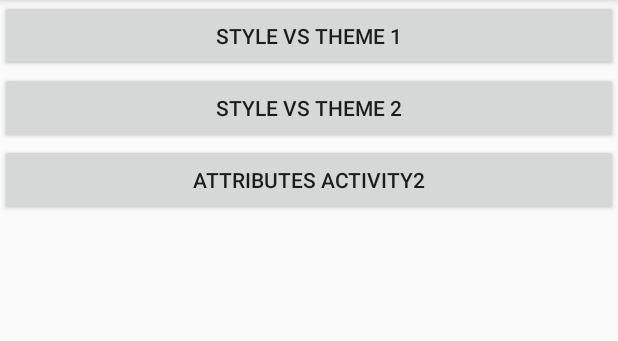
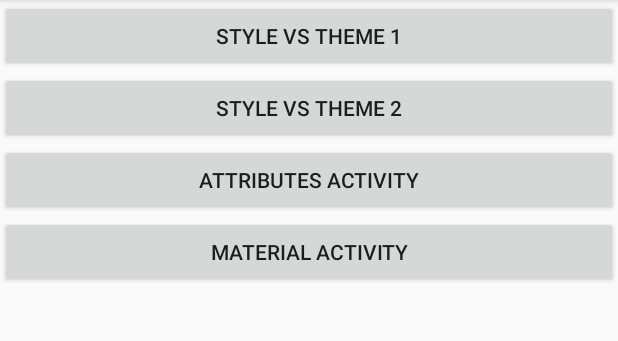
Before and after one commit to MoshDev/ThemesAndStyles, an Android app: the screen it shows after launch (IntroActivity), on a phone screen of 412 x 824 dp, the part 84-425 px from its top. Run offline under Robolectric (Android 15) with nearby library versions, the phone set to English and light mode, and no system bars.

Commit message:
add material sample

```diff
--- a/app/src/main/AndroidManifest.xml
+++ b/app/src/main/AndroidManifest.xml
@@ -30,6 +30,10 @@
       android:label="@string/title_activity_attributes"
       android:theme="@style/AppTheme.NoActionBar">
     </activity>
+    <activity
+      android:name=".appcompat.MaterialActivity"
+      android:theme="@style/MaterialTheme">
+    </activity>
   </application>
 
 </manifest>
--- a/app/src/main/java/com/github/moshdev/themessample/IntroActivity.java
+++ b/app/src/main/java/com/github/moshdev/themessample/IntroActivity.java
@@ -6,6 +6,7 @@ import android.support.v7.app.AppCompatActivity;
 import android.support.v7.widget.Toolbar;
 import android.view.View;
 
+import com.github.moshdev.themessample.appcompat.MaterialActivity;
 import com.github.moshdev.themessample.attributes.AttributesActivity;
 import com.github.moshdev.themessample.style_vs_theme.StyleVsTheme1Activity;
 import com.github.moshdev.themessample.style_vs_theme.StyleVsTheme2Activity;
@@ -32,4 +33,8 @@ public class IntroActivity extends AppCompatActivity {
   public void attributesActivity(View view) {
     startActivity(new Intent(this, AttributesActivity.class));
   }
+
+  public void materialActivity(View view) {
+    startActivity(new Intent(this, MaterialActivity.class));
+  }
 }
--- a/app/src/main/res/layout/content_intro.xml
+++ b/app/src/main/res/layout/content_intro.xml
@@ -29,7 +29,12 @@
     android:layout_width="match_parent"
     android:layout_height="wrap_content"
     android:onClick="attributesActivity"
-    android:text="Attributes Activity2"/>
+    android:text="Attributes Activity"/>
 
+  <Button
+    android:layout_width="match_parent"
+    android:layout_height="wrap_content"
+    android:onClick="materialActivity"
+    android:text="Material Activity"/>
 
 </LinearLayout>
--- a/app/src/main/res/values/colors.xml
+++ b/app/src/main/res/values/colors.xml
@@ -4,4 +4,5 @@
   <color name="colorPrimaryDark">#9f3430</color>
   <color name="colorAccent">#40ffe6</color>
   <color name="red">#F00</color>
+  <color name="windowBackground">#EFECCA</color>
 </resources>
--- a/app/src/main/res/values/styles.xml
+++ b/app/src/main/res/values/styles.xml
@@ -47,4 +47,49 @@
     <item name="android:textColor">@color/red</item>
   </style>
 
+
+  <style name="MaterialTheme" parent="Theme.AppCompat.Light">
+
+    <item name="colorPrimary">#8B1E3F</item>
+    <item name="colorPrimaryDark">#5c142a</item>
+    <item name="colorAccent">#3C153B</item>
+
+    <!--CheckBox, RadioButton, (SeekBar, ProgressBar with alpha)  & Inactive EditText underline-->
+    <item name="android:colorControlNormal">#89BD9E</item>
+
+    <!--Activating/Enabling Ripple Effect-->
+    <item name="android:colorControlHighlight">#F0C987</item>
+
+    <!--Used with Active -> SeekBars, ProgressBars, Switches, Checkboxes and RadioButtons & Active EditText underline-->
+    <item name="android:colorControlActivated">#006665</item>
+
+    <!--Used with Buttons and Toolbar title-->
+    <item name="android:colorButtonNormal">#EB7BC0</item>
+
+    <!--Used with Buttons & EditText text-->
+    <item name="android:textColorPrimary">#04dc00</item>
+    <item name="android:textColorPrimaryInverse">#dc0004</item>
+
+    <!--TextAppearance Medium-->
+    <item name="android:textColorSecondary">#00f</item>
+
+    <!--CompoundButton text-->
+    <item name="android:textColorPrimaryDisableOnly">#F00</item>
+
+    <!--Normal and TextAppearance Medium TextView-->
+    <item name="android:textColorTertiary">#FF934F</item>
+
+    <!--EditText Hint text color-->
+    <item name="android:textColorHint">#6f00ff</item>
+
+
+    <item name="android:windowBackground">@color/windowBackground</item>
+
+    <!--Defaults-->
+    <!--<item name="colorControlNormal">?android:attr/textColorSecondary</item>-->
+    <!--<item name="colorControlActivated">?attr/colorAccent</item>-->
+    <!--<item name="colorControlHighlight">@color/ripple_material_light</item>-->
+    <!--<item name="colorButtonNormal">@color/button_material_light</item>-->
+  </style>
+
 </resources>
```
Also changed, not shown: app/src/main/java/com/github/moshdev/themessample/appcompat/MaterialActivity.java (added, +15 -0 lines), app/src/main/res/layout/activity_material.xml (added, +122 -0 lines).
